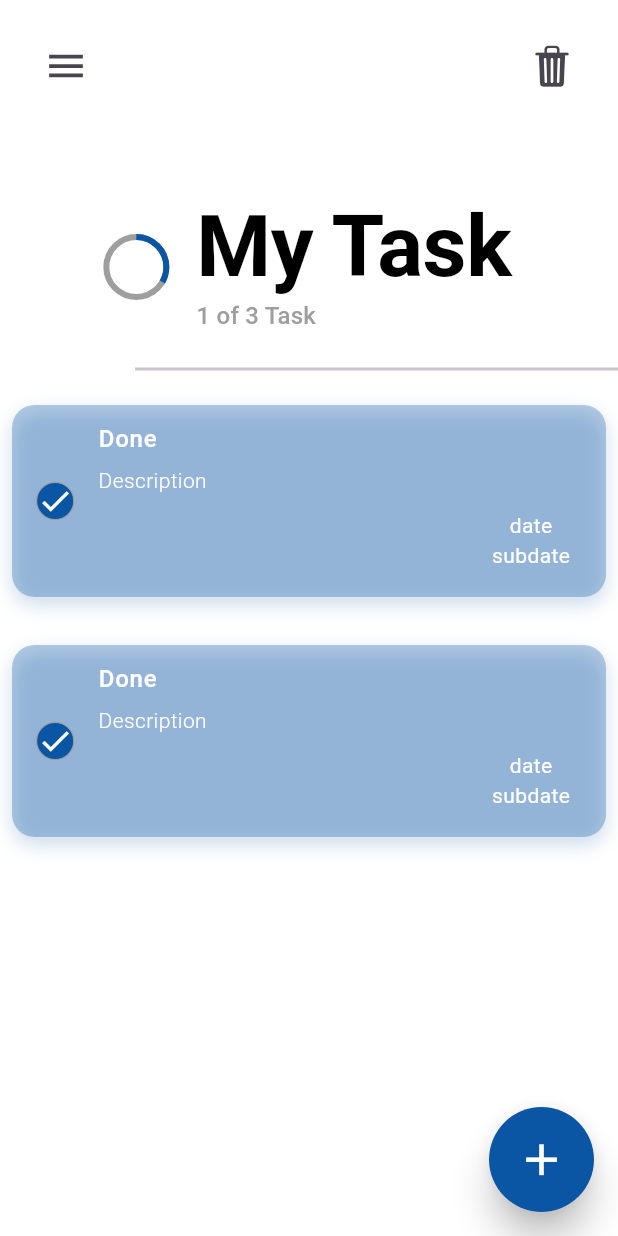
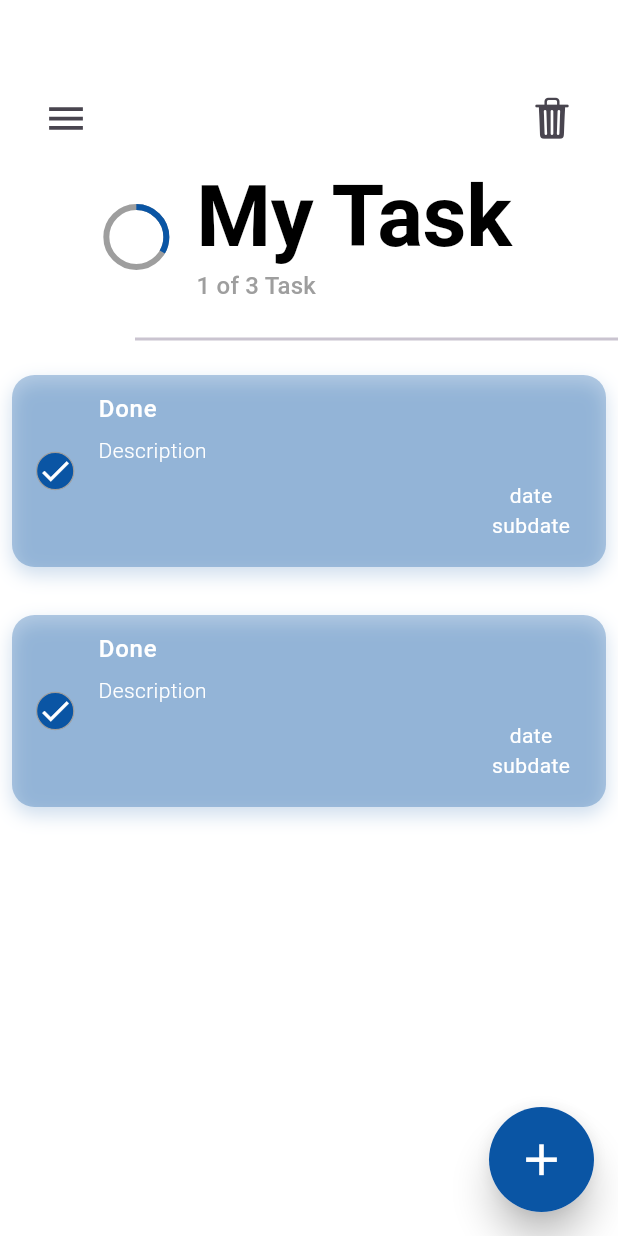
Before and after one commit to arsyakbar28/TodoApps, a Flutter app: the screen it shows after launch, on a phone screen of 412 x 824 dp. Run offline on Flutter 3.47's test engine with Material 3 defaults, Android fonts, the phone set to English and light mode, and no system bars; drawn by our look-alikes of flutter_slider_drawer; our stand-ins replace animate_do, get, lottie.

Commit message:
fix SliderDrawer

```diff
--- a/lib/presentation/home/view/home_view.dart
+++ b/lib/presentation/home/view/home_view.dart
@@ -31,17 +31,18 @@ class HomeView extends StatefulWidget {
 
       //ProggressIndicator
       body: SliderDrawer(
-        appBar: null,
         key: drawerKey,
         isDraggable: false,
         animationDuration: 1000,
         slider: CustomDrawer(),
-        child: Column(
-          children: [
-            HomeAppBar(drawerKey: drawerKey),
-            Expanded(child: _homeBody(textTheme, controller)),
-          ],
+        appBar: PreferredSize(
+          preferredSize: const Size.fromHeight(kToolbarHeight),
+          child: Padding(
+            padding: const EdgeInsets.only(top: 35.0), // geser ke bawah 16px
+            child: HomeAppBar(drawerKey: drawerKey),
+          ),
         ),
+        child: _homeBody(textTheme, controller),
       ),
     );
   }
@@ -57,7 +58,7 @@ Widget _homeBody(TextTheme textTheme, State controller) {
     child: Column(
       children: [
         Container(
-          margin: const EdgeInsets.only(top: 60),
+          margin: const EdgeInsets.only(top: 5),
           width: double.infinity,
           height: 100,
           child: Row(
--- a/pubspec.yaml
+++ b/pubspec.yaml
@@ -47,7 +47,7 @@ dependencies:
   uuid: ^4.5.1
   panara_dialogs: ^0.1.5
   ftoast: ^2.0.0
-  flutter_slider_drawer: ^3.0.2
+  flutter_slider_drawer: ^2.1.1
   flutter_cupertino_date_picker_fork: ^1.0.7
   animate_do: ^4.2.0
 
```
Also changed, not shown: pubspec.lock.
